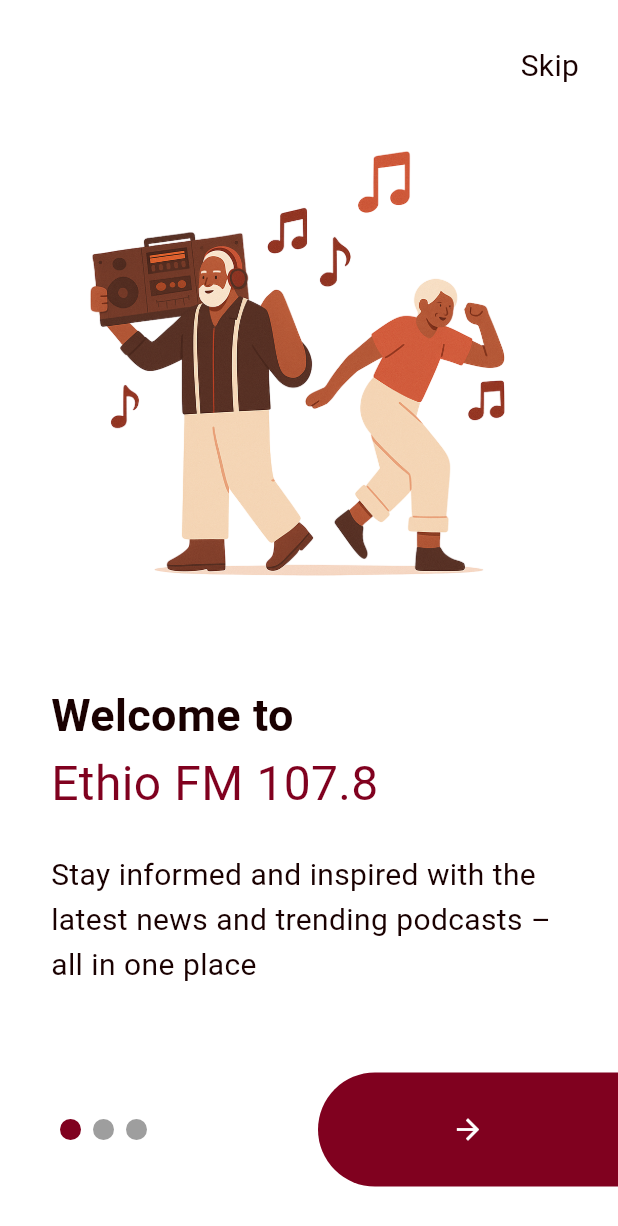
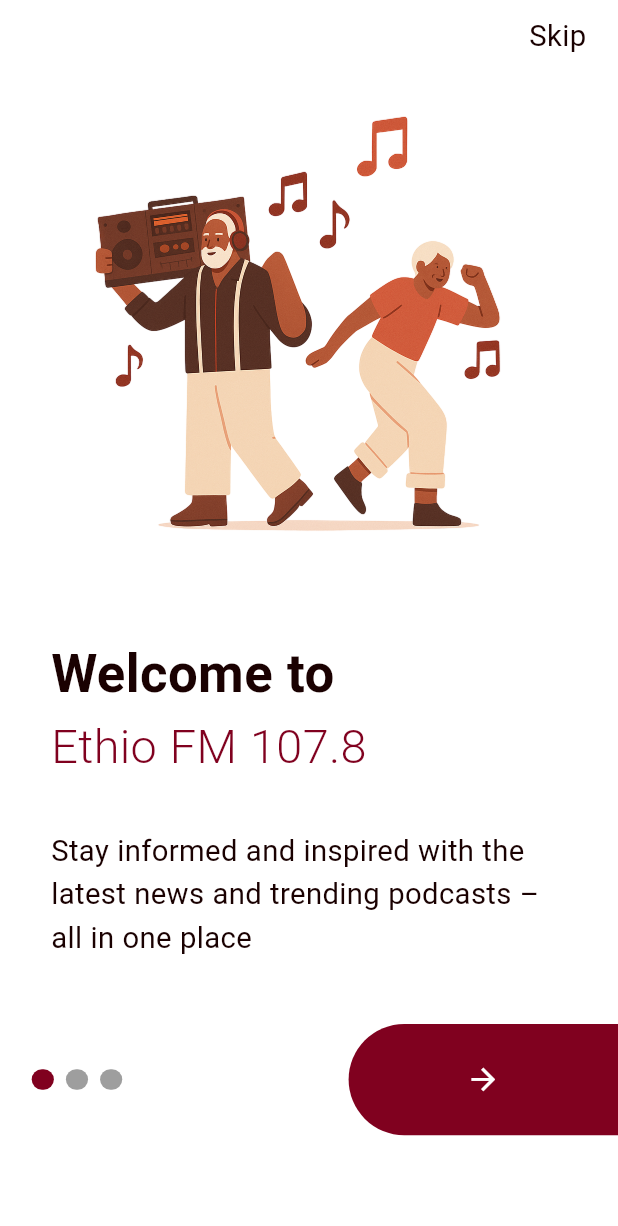
Before and after one commit to nathnael19/fm_radio, a Flutter app: the screen it shows after launch, on a phone screen of 412 x 824 dp. Shown: the top 1226 px of the screen. Run offline on Flutter 3.47's test engine with Material 3 defaults, Android fonts, the phone set to English and light mode, and no system bars; drawn by our look-alikes of smooth_page_indicator; our stand-ins replace flutter_screenutil, font_awesome_flutter, google_fonts.

Commit message:
making the boarding page respoonsive

```diff
--- a/lib/Onboarding/wellcome.dart
+++ b/lib/Onboarding/wellcome.dart
@@ -1,5 +1,6 @@
 import 'package:ethio_fm_radio/Auth/signin_page.dart';
 import 'package:flutter/material.dart';
+import 'package:flutter_screenutil/flutter_screenutil.dart';
 import 'package:smooth_page_indicator/smooth_page_indicator.dart';
 
 class BoardingWidget extends StatefulWidget {
@@ -33,10 +34,9 @@ class _BoardingWidgetState extends State<BoardingWidget> {
         body: Column(
           children: [
             Container(
-              width: 43,
-              height: 32,
-              margin: const EdgeInsets.only(top: 28, left: 325),
+              margin: EdgeInsets.only(top: 10.h, right: 20.w),
               child: Row(
+                mainAxisAlignment: MainAxisAlignment.end,
                 children: [
                   GestureDetector(
                     onTap: () {
@@ -47,9 +47,13 @@ class _BoardingWidgetState extends State<BoardingWidget> {
                         ),
                       );
                     },
-                    child: const Text(
+                    child: Text(
                       "Skip",
-                      style: TextStyle(color: Color(0xff1A0101), fontSize: 20),
+                      style: TextStyle(
+                        color: Color(0xff1A0101),
+                        fontSize: 20.sp,
+                        fontWeight: FontWeight.w400,
+                      ),
                     ),
                   ),
                 ],
@@ -58,56 +62,57 @@ class _BoardingWidgetState extends State<BoardingWidget> {
             Image.asset(
               widget.imagePath,
               width: 390,
-              height: 350,
+              height: 350.h,
               fit: BoxFit.contain,
             ),
             Container(
               width: 344,
-              height: 216,
-              margin: const EdgeInsets.only(top: 44),
+              margin: EdgeInsets.only(top: 44.h),
               child: Column(
                 crossAxisAlignment: CrossAxisAlignment.start,
                 children: [
                   Text(
                     widget.title,
-                    style: const TextStyle(
+                    style: TextStyle(
                       color: Color(0xff1A0101),
-                      fontSize: 30,
-                      fontWeight: FontWeight.bold,
+                      fontSize: 36.sp,
+                      fontWeight: FontWeight.w700,
                     ),
                   ),
                   Text(
                     widget.subtitle,
-                    style: const TextStyle(
+                    style: TextStyle(
                       color: Color(0xff80011F),
-                      fontSize: 32,
+                      fontSize: 32.sp,
+                      fontWeight: FontWeight.w300,
                     ),
                   ),
-                  const SizedBox(height: 23),
+                  SizedBox(height: 32.h),
                   Text(
                     widget.description,
-                    style: const TextStyle(
+                    style: TextStyle(
                       color: Color(0xff1A0101),
-                      fontSize: 20,
+                      fontSize: 20.sp,
+                      fontWeight: FontWeight.w400,
                     ),
                   ),
                 ],
               ),
             ),
             Container(
-              margin: const EdgeInsets.only(top: 45, left: 40),
+              margin: EdgeInsets.only(top: 45.h, left: 20.w),
               width: 440,
-              height: 76,
+              // height: 76,
               child: Row(
                 mainAxisAlignment: MainAxisAlignment.spaceBetween,
                 children: [
                   SmoothPageIndicator(
                     controller: widget.pageController,
                     count: 3,
-                    effect: const WormEffect(
+                    effect: WormEffect(
                       activeDotColor: Color(0xff80011F),
-                      dotHeight: 14,
-                      dotWidth: 14,
+                      dotHeight: 14.h,
+                      dotWidth: 14.w,
                     ),
                   ),
                   GestureDetector(
@@ -129,20 +134,20 @@ class _BoardingWidgetState extends State<BoardingWidget> {
                       }
                     },
                     child: Container(
-                      width: 200,
-                      height: 76,
-                      decoration: const BoxDecoration(
+                      width: 170.w,
+                      height: 76.h,
+                      decoration: BoxDecoration(
                         color: Color(0xff80011F),
                         borderRadius: BorderRadius.only(
-                          topLeft: Radius.circular(54),
-                          bottomLeft: Radius.circular(54),
+                          topLeft: Radius.circular(54.r),
+                          bottomLeft: Radius.circular(54.r),
                         ),
                       ),
-                      child: const Center(
+                      child: Center(
                         child: Icon(
                           Icons.arrow_forward,
                           color: Colors.white,
-                          size: 22,
+                          size: 24.r,
                         ),
                       ),
                     ),
```
